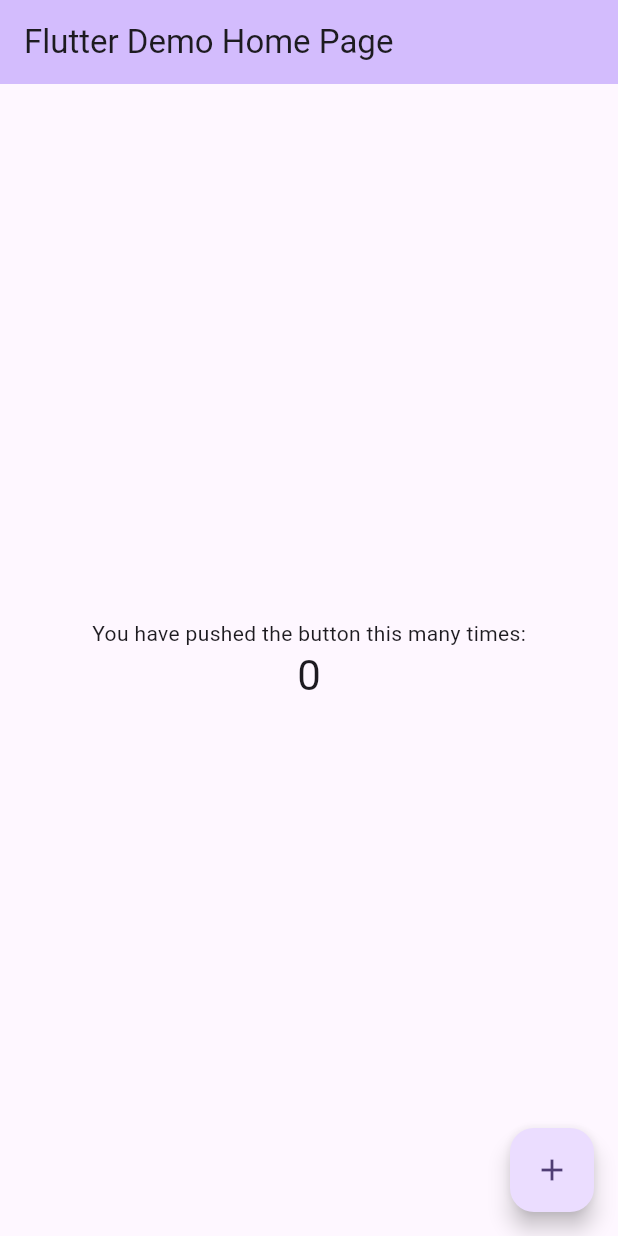
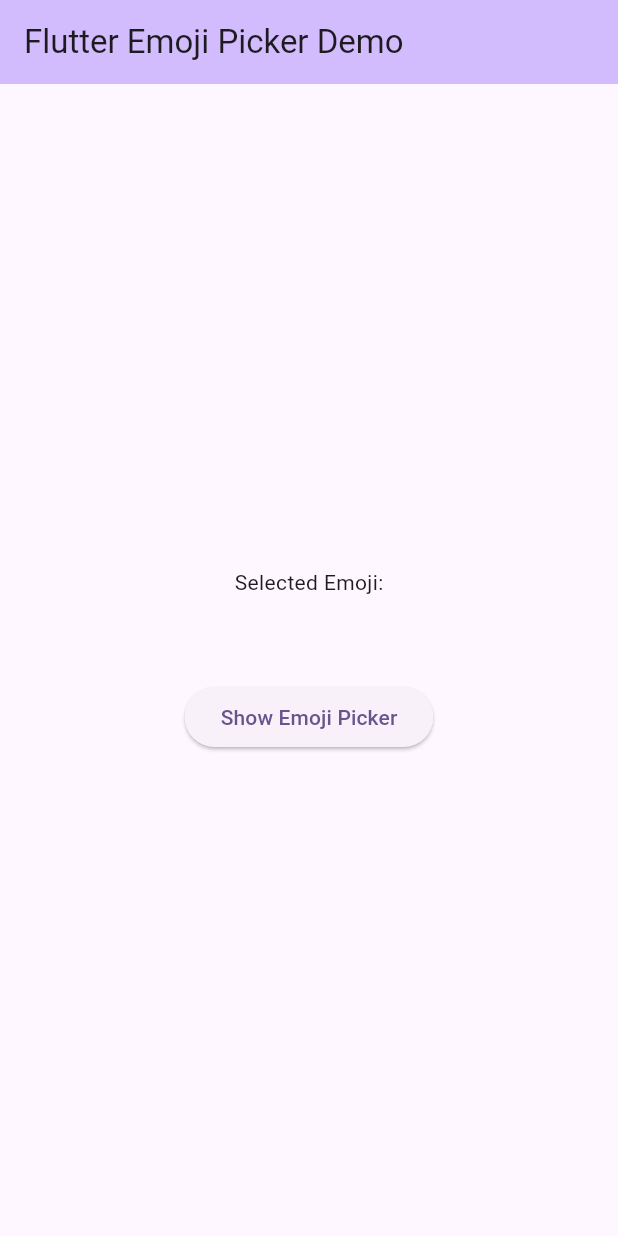
Before and after one commit to Ozurumba007/emoji_picker_package, a Flutter app: the screen it shows after launch, on a phone screen of 412 x 824 dp. Run offline on Flutter 3.47's test engine with Material 3 defaults, Android fonts, the phone set to English and light mode, and no system bars.

```diff
--- a/example/lib/main.dart
+++ b/example/lib/main.dart
@@ -1,3 +1,4 @@
+import 'package:emoji_picker/emoji_picker.dart';
 import 'package:flutter/material.dart';
 
 void main() {
@@ -7,46 +8,21 @@ void main() {
 class MyApp extends StatelessWidget {
   const MyApp({super.key});
 
-  // This widget is the root of your application.
   @override
   Widget build(BuildContext context) {
     return MaterialApp(
-      title: 'Flutter Demo',
+      title: 'Flutter Emoji Picker Demo',
       theme: ThemeData(
-        // This is the theme of your application.
-        //
-        // TRY THIS: Try running your application with "flutter run". You'll see
-        // the application has a purple toolbar. Then, without quitting the app,
-        // try changing the seedColor in the colorScheme below to Colors.green
-        // and then invoke "hot reload" (save your changes or press the "hot
-        // reload" button in a Flutter-supported IDE, or press "r" if you used
-        // the command line to start the app).
-        //
-        // Notice that the counter didn't reset back to zero; the application
-        // state is not lost during the reload. To reset the state, use hot
-        // restart instead.
-        //
-        // This works for code too, not just values: Most code changes can be
-        // tested with just a hot reload.
         colorScheme: ColorScheme.fromSeed(seedColor: Colors.deepPurple),
         useMaterial3: true,
       ),
-      home: const MyHomePage(title: 'Flutter Demo Home Page'),
+      home: const MyHomePage(title: 'Flutter Emoji Picker Demo'),
     );
   }
 }
 
 class MyHomePage extends StatefulWidget {
   const MyHomePage({super.key, required this.title});
-
-  // This widget is the home page of your application. It is stateful, meaning
-  // that it has a State object (defined below) that contains fields that affect
-  // how it looks.
-
-  // This class is the configuration for the state. It holds the values (in this
-  // case the title) provided by the parent (in this case the App widget) and
-  // used by the build method of the State. Fields in a Widget subclass are
-  // always marked "final".
 
   final String title;
 
@@ -55,71 +31,47 @@ class MyHomePage extends StatefulWidget {
 }
 
 class _MyHomePageState extends State<MyHomePage> {
-  int _counter = 0;
+  Emoji? _selectedEmoji; // Store the selected emoji
 
-  void _incrementCounter() {
-    setState(() {
-      // This call to setState tells the Flutter framework that something has
-      // changed in this State, which causes it to rerun the build method below
-      // so that the display can reflect the updated values. If we changed
-      // _counter without calling setState(), then the build method would not be
-      // called again, and so nothing would appear to happen.
-      _counter++;
-    });
+  void _showEmojiPicker() {
+    showModalBottomSheet(
+      context: context,
+      builder: (BuildContext context) {
+        return EmojiPicker(
+          onEmojiSelected: (Emoji emoji) {
+            setState(() {
+              _selectedEmoji = emoji; // Update the selected emoji
+            });
+          },
+        );
+      },
+    );
   }
 
   @override
   Widget build(BuildContext context) {
-    // This method is rerun every time setState is called, for instance as done
-    // by the _incrementCounter method above.
-    //
-    // The Flutter framework has been optimized to make rerunning build methods
-    // fast, so that you can just rebuild anything that needs updating rather
-    // than having to individually change instances of widgets.
     return Scaffold(
       appBar: AppBar(
-        // TRY THIS: Try changing the color here to a specific color (to
-        // Colors.amber, perhaps?) and trigger a hot reload to see the AppBar
-        // change color while the other colors stay the same.
         backgroundColor: Theme.of(context).colorScheme.inversePrimary,
-        // Here we take the value from the MyHomePage object that was created by
-        // the App.build method, and use it to set our appbar title.
         title: Text(widget.title),
       ),
       body: Center(
-        // Center is a layout widget. It takes a single child and positions it
-        // in the middle of the parent.
         child: Column(
-          // Column is also a layout widget. It takes a list of children and
-          // arranges them vertically. By default, it sizes itself to fit its
-          // children horizontally, and tries to be as tall as its parent.
-          //
-          // Column has various properties to control how it sizes itself and
-          // how it positions its children. Here we use mainAxisAlignment to
-          // center the children vertically; the main axis here is the vertical
-          // axis because Columns are vertical (the cross axis would be
-          // horizontal).
-          //
-          // TRY THIS: Invoke "debug painting" (choose the "Toggle Debug Paint"
-          // action in the IDE, or press "p" in the console), to see the
-          // wireframe for each widget.
           mainAxisAlignment: MainAxisAlignment.center,
           children: <Widget>[
-            const Text(
-              'You have pushed the button this many times:',
+            const Text('Selected Emoji:'),
+            Text(
+              _selectedEmoji?.char ?? "",
+              style: Theme.of(context).textTheme.headlineMedium,
             ),
-            Text(
-              '$_counter',
-              style: Theme.of(context).textTheme.headlineMedium,
+            const SizedBox(height: 20),
+            ElevatedButton(
+              onPressed: _showEmojiPicker,
+              child: const Text('Show Emoji Picker'),
             ),
           ],
         ),
       ),
-      floatingActionButton: FloatingActionButton(
-        onPressed: _incrementCounter,
-        tooltip: 'Increment',
-        child: const Icon(Icons.add),
-      ), // This trailing comma makes auto-formatting nicer for build methods.
     );
   }
 }
--- a/lib/emoji_picker.dart
+++ b/lib/emoji_picker.dart
@@ -52,12 +52,25 @@ class EmojiPickerCategories {
 
 /// Main Emoji Picker widget.
 class EmojiPicker extends StatelessWidget {
-  final Function(Emoji) onEmojiSelected;
+  /// Callback triggered when an emoji is selected.
+  final void Function(Emoji) onEmojiSelected;
+
+  /// Optional custom categories for the emoji picker.
   final List<Category>? categories;
+
+  /// Grid spacing between emojis.
   final double gridSpacing;
+
+  /// Size of each emoji.
   final double emojiSize;
+
+  /// Background color of the emoji picker.
   final Color backgroundColor;
+
+  /// Color of the category tab bar.
   final Color categoryColor;
+
+  /// Color of the selected category indicator.
   final Color selectedCategoryColor;
 
   const EmojiPicker({
@@ -75,6 +88,7 @@ class EmojiPicker extends StatelessWidget {
   Widget build(BuildContext context) {
     final emojiCategories =
         categories ?? EmojiPickerCategories.defaultCategories;
+
     return DefaultTabController(
       length: emojiCategories.length,
       child: Column(
--- a/pubspec.yaml
+++ b/pubspec.yaml
@@ -1,5 +1,5 @@
 name: emoji_picker
-description: "A new Flutter package project."
+description: "A flutter package that allows you to make you of a set of emojis to enhance typing experience for your users"
 version: 0.0.1
 homepage:
 
```
